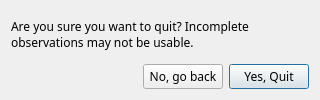
finnjames/verdant-shores, file threepio/layouts/quit.ui: the form before one commit.
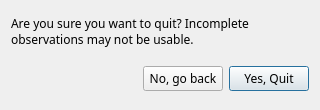
The form after the commit.

Patch:
```diff
--- a/threepio/layouts/quit.ui
+++ b/threepio/layouts/quit.ui
@@ -7,41 +7,47 @@
     <x>0</x>
     <y>0</y>
     <width>320</width>
-    <height>100</height>
+    <height>110</height>
    </rect>
   </property>
   <property name="windowTitle">
    <string>Quit?</string>
   </property>
+  <layout class="QGridLayout" name="gridLayout_2">
+   <item row="1" column="1">
+    <widget class="QLabel" name="sidereal_label">
+     <property name="font">
+      <font>
+       <family>Iosevka Aile</family>
+      </font>
+     </property>
+     <property name="text">
+      <string>Are you sure you want to quit? Incomplete observations may not be usable.</string>
+     </property>
+     <property name="alignment">
+      <set>Qt::AlignLeading|Qt::AlignLeft|Qt::AlignVCenter</set>
+     </property>
+     <property name="wordWrap">
+      <bool>true</bool>
+     </property>
+    </widget>
+   </item>
+   <item row="2" column="1">
+    <widget class="QFrame" name="button_frame">
   <layout class="QGridLayout" name="gridLayout">
-   <item row="2" column="2">
-    <widget class="QPushButton" name="cancel_button">
-     <property name="font">
-      <font>
-       <family>Iosevka Aile</family>
-      </font>
-     </property>
-     <property name="text">
-      <string>No, go back</string>
-     </property>
-    </widget>
-   </item>
-   <item row="2" column="3">
-    <widget class="QPushButton" name="ok_button">
-     <property name="font">
-      <font>
-       <family>Iosevka Aile</family>
-      </font>
-     </property>
-     <property name="text">
-      <string>Yes, Quit</string>
-     </property>
-     <property name="default">
-      <bool>true</bool>
-     </property>
-    </widget>
-   </item>
-   <item row="2" column="0">
+      <property name="leftMargin">
+       <number>0</number>
+      </property>
+      <property name="topMargin">
+       <number>0</number>
+      </property>
+      <property name="rightMargin">
+       <number>0</number>
+      </property>
+      <property name="bottomMargin">
+       <number>0</number>
+      </property>
+      <item row="0" column="0">
     <spacer name="horizontalSpacer">
      <property name="orientation">
       <enum>Qt::Horizontal</enum>
@@ -54,22 +60,34 @@
      </property>
     </spacer>
    </item>
-   <item row="0" column="0" colspan="4">
-    <widget class="QLabel" name="sidereal_label">
+      <item row="0" column="3">
+       <widget class="QPushButton" name="ok_button">
      <property name="font">
       <font>
        <family>Iosevka Aile</family>
       </font>
      </property>
      <property name="text">
-      <string>Are you sure you want to quit? Incomplete observations may not be usable.</string>
-     </property>
-     <property name="alignment">
-      <set>Qt::AlignLeading|Qt::AlignLeft|Qt::AlignVCenter</set>
-     </property>
-     <property name="wordWrap">
+         <string>Yes, Quit</string>
+        </property>
+        <property name="default">
       <bool>true</bool>
      </property>
+       </widget>
+      </item>
+      <item row="0" column="2">
+       <widget class="QPushButton" name="cancel_button">
+        <property name="font">
+         <font>
+          <family>Iosevka Aile</family>
+         </font>
+        </property>
+        <property name="text">
+         <string>No, go back</string>
+        </property>
+       </widget>
+      </item>
+     </layout>
     </widget>
    </item>
   </layout>
```
Left out of the diff: 1 changed line with no effect on the pictures. Lines whose indentation alone changed are shown as unchanged.
